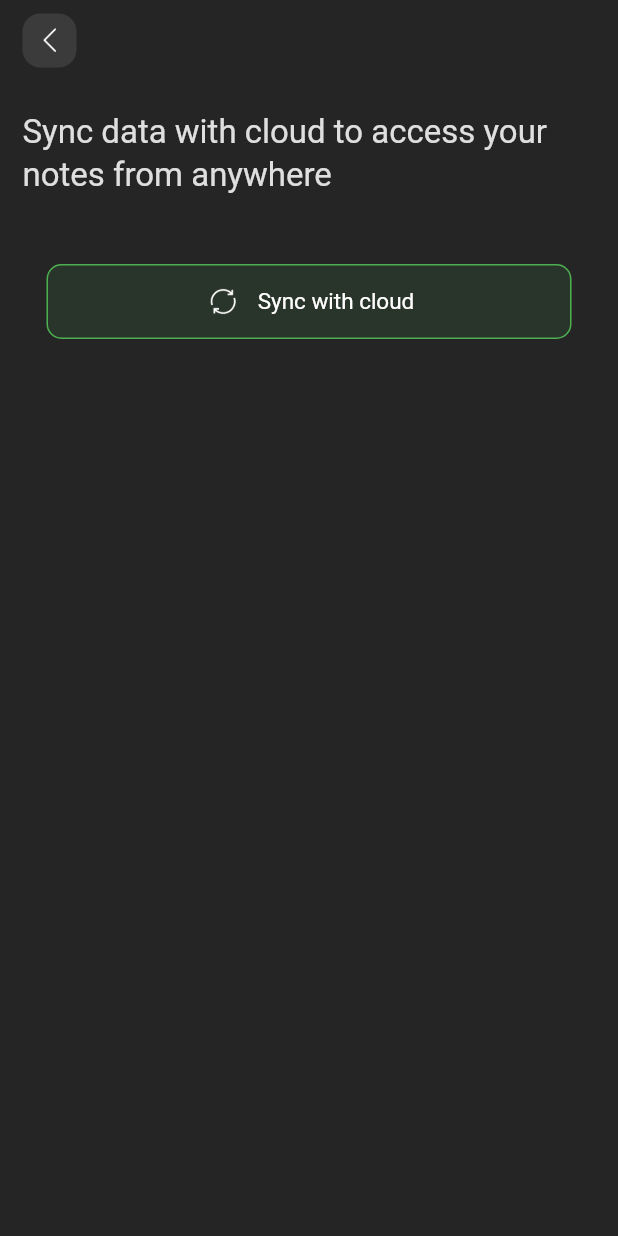
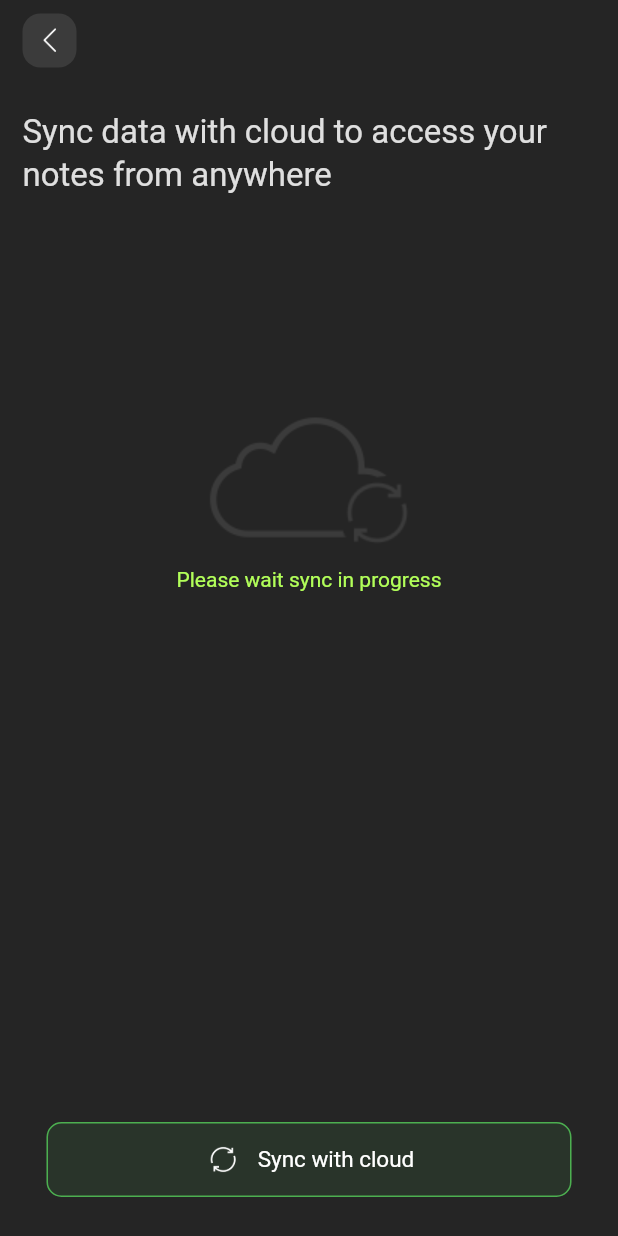
Before and after one commit to gagantripathi22/flutter-note-app, a Flutter app: the SyncScreen screen opened directly, after a tap on "Sync with cloud", on a phone screen of 412 x 824 dp. Run offline on Flutter 3.47's test engine with Material 2 defaults, Android fonts, the phone set to English and light mode, and no system bars; our stand-ins replace cloud_firestore, firebase_auth, firebase_core, google_sign_in, shared_preferences, sqflite; accounts and stored records are empty; statements that could not run were skipped.

Commit message:
First Sync Procedure

```diff
--- a/lib/main.dart
+++ b/lib/main.dart
@@ -13,6 +13,7 @@ void main() async {
   WidgetsFlutterBinding.ensureInitialized();
 //  MemoDbProvider memoDb = MemoDbProvider();
   final prefs = await SharedPreferences.getInstance();
+  prefs.setBool('isSyncInProgress', false);
   if(prefs.getBool('isLoggedIn') == null)
     prefs.setBool('isLoggedIn', false);
   // prefs.setBool('isLoggedIn', false);
--- a/lib/models/database_helper.dart
+++ b/lib/models/database_helper.dart
@@ -91,7 +91,7 @@ class MemoDbProvider {
 //
 //     return result.toList();
     final db = await init();
-    var result = await db.rawQuery('SELECT * FROM Memos ORDER BY id DESC');
+    var result = await db.rawQuery('SELECT * FROM Memos ORDER BY date DESC');
     return result.toList();
   }
 
--- a/lib/screens/sync/sync.dart
+++ b/lib/screens/sync/sync.dart
@@ -1,18 +1,9 @@
 import 'package:flutter/cupertino.dart';
 import 'package:flutter/material.dart';
-import 'package:cloud_firestore/cloud_firestore.dart';
-import 'package:animations/animations.dart';
-import 'package:note_app/screens/note/note.dart';
-import 'package:note_app/screens/newnote/newnote.dart';
-import 'package:sqflite/sqflite.dart';
-import 'package:path/path.dart';
 import 'package:note_app/models/database_helper.dart';
-import 'package:note_app/models/customer_model.dart';
-import 'package:note_app/services/note_list.dart';
 import 'package:shared_preferences/shared_preferences.dart';
-import 'package:note_app/screens/search/search.dart';
 import 'package:note_app/services/firestore_sync.dart';
-import 'package:firebase_auth/firebase_auth.dart';
+import 'dart:async';
 
 class SyncScreen extends StatefulWidget {
   @override
@@ -22,16 +13,63 @@ class SyncScreen extends StatefulWidget {
 }
 
 class SyncScreenState extends State<SyncScreen> {
-  readTimeStamp() async {
-    FirestoreSync test = new FirestoreSync();
-    test.storingInFirestore();
-    // List tlist = await test.getLocalDatabase();
-    // print(tlist.length);
+  int countOfNotes = 0;
+  int syncProgressCount = 40;
+  FirestoreSync sService = new FirestoreSync();
+
+  void InitState() async {
+    int tempCount = await sService.getTotalLengthOfNotes();
+    setState(() {
+      countOfNotes = tempCount;
+    });
   }
+
+  Timer timer;
+
+  @override
+  void initState() {
+    super.initState();
+    timer = Timer.periodic(Duration(seconds: 5), (Timer t) => getProgressCount());
+  }
+
+  @override
+  void dispose() {
+    timer?.cancel();
+    super.dispose();
+  }
+
+  bool isSyncProgress = false;
+  getProgressCount() async {
+    final prefs = await SharedPreferences.getInstance();
+    bool tempStatus = prefs.getBool('isSyncInProgress');
+
+    print(isSyncProgress);
+    if(tempStatus) {
+      setState(() {
+        isSyncProgress = tempStatus;
+      });
+    }
+  }
+
+  runOnPop() async {
+    final prefs = await SharedPreferences.getInstance();
+    prefs.setBool('isSyncInProgress', false);
+  }
+
+  bool syncTriggered = false;
+
+  showPleaseWait() {
+    setState(() {
+      syncTriggered = true;
+      isSyncProgress = false;
+    });
+  }
+
   @override
   Widget build(BuildContext context) {
+    InitState();
     MemoDbProvider memoDb = MemoDbProvider();
-
+    FirestoreSync syncService = new FirestoreSync();
     return Scaffold(
       backgroundColor: Color(0xff252525),
       body: Container(
@@ -46,16 +84,13 @@ class SyncScreenState extends State<SyncScreen> {
               height: MediaQuery.of(context).padding.top + 52,
               // color: Colors.white,
               child: Stack(
-//                crossAxisAlignment: CrossAxisAlignment.start,
                 children: <Widget>[
                   Positioned(
                       bottom: 7,
-//                    margin: const EdgeInsets.only(bottom: 0),
                       child: GestureDetector(
                         child: Container(
                           decoration: new BoxDecoration(
                             color: Color(0xff3b3b3b),
-//                            color: Color(0xffe8e8e8),
                             borderRadius: BorderRadius.circular(12),
                           ),
                           child: Material(
@@ -63,6 +98,8 @@ class SyncScreenState extends State<SyncScreen> {
                               borderRadius: BorderRadius.circular(12),
                               onTap: () {
                                 Navigator.pop(context);
+                                runOnPop();
+                                // readTimeStamp();
                               },
                               child: Container(
                                 height: 36,
@@ -111,9 +148,46 @@ class SyncScreenState extends State<SyncScreen> {
                               ),
                             ),
                           ),
+                          Expanded(
+                            child: Center(
+                              child: IntrinsicHeight(
+                                child: Column(
+                                  children: [
+                                    Image(
+                                      image: AssetImage('assets/images/icon-cloud_sync.png'),
+                                      color: Colors.white.withOpacity(.1),
+                                      // height: 18,
+                                      // width: 26,
+                                    ),
+                                    syncTriggered == true ?
+                                      Container(
+                                        margin: EdgeInsets.only(top: 10),
+                                        child: Text(
+                                          isSyncProgress ? 'Sync completed' : 'Please wait sync in progress',
+                                          style: TextStyle(
+                                            color: Colors.lightGreenAccent,
+                                          ),
+                                        ),
+                                      )
+                                        :
+                                        Text(' ')
+                                    // Container(
+                                    //   margin: EdgeInsets.only(top: 15),
+                                    //   child: Text(
+                                    //     'Last sync on ',
+                                    //     style: TextStyle(
+                                    //       color: Colors.white,
+                                    //     ),
+                                    //   ),
+                                    // )
+                                  ],
+                                ),
+                              )
+                            )
+                          ),
                           Container(
                             alignment: Alignment.center,
-                            margin: const EdgeInsets.only(top: 30),
+                            margin: const EdgeInsets.only(top: 16),
                             padding: const EdgeInsets.all(16),
                             child: GestureDetector(
                               child: Container(
@@ -121,11 +195,18 @@ class SyncScreenState extends State<SyncScreen> {
                                   borderRadius: BorderRadius.circular(10),
                                   color: Colors.green.withOpacity(.105),
                                 ),
+                                child: GestureDetector(
+                                  onTap: ()  {
+                                    print('hello');
+                                    // readTimeStamp();
+                                  },
                                   child: Material(
                                     color: Colors.transparent,
                                     child: InkWell(
                                       onTap: () {
-                                      readTimeStamp();
+                                        FirestoreSync sc = new FirestoreSync();
+                                        sc.storingInFirestore();
+                                        showPleaseWait();
                                       },
                                       borderRadius: BorderRadius.circular(10),
                                       child: Container(
@@ -162,6 +243,7 @@ class SyncScreenState extends State<SyncScreen> {
                                     ),
                                   ),
                                 )
+                              )
                             ),
                           ),
                         ],
--- a/lib/services/firestore_sync.dart
+++ b/lib/services/firestore_sync.dart
@@ -8,35 +8,31 @@ import 'package:note_app/models/database_helper.dart';
 import 'package:note_app/models/customer_model.dart';
 
 class FirestoreSync {
+  int totalLengthOfNotes = 0;
+  int progressCounter = 0;
+  bool isSyncInProgress = false;
+  String currUserID;
 
-  int totalLengthOfNotes = 0;
-  String currUserID;
   getLocalDatabase() async {
+    print('getLocalDatabase');
     MemoDbProvider memoDb = new MemoDbProvider();
     return await memoDb.getAllNotes();
   }
-  CollectionReference deleteRef = FirebaseFirestore.instance.collection('data');
-  CollectionReference addRef = FirebaseFirestore.instance.collection('data');
-  storingInFirestore() async {
-    final FirebaseAuth auth = FirebaseAuth.instance;
-    final User CurrUser = auth.currentUser;
-    final String currUserId = CurrUser.uid;
 
+  getTotalLengthOfNotes() async {
+    MemoDbProvider memoDb = new MemoDbProvider();
+    List toList = await memoDb.getAllNotes();
+    return toList.length;
+  }
 
-    // try {
-    //   await deleteRef.doc(currUserId).collection('notes').snapshots().forEach((element) {
-    //     for (QueryDocumentSnapshot snapshot in element.docs) {
-    //       snapshot.reference.delete();
-    //     }
-    //   })
-    //       .then((value) {
-    //
-    //   });
-    // } on Exception catch (_) {
-    //   print('never reached');
-    // }
+  setSyncProgressStatus() async {
+    final prefs = await SharedPreferences.getInstance();
+    prefs.setBool('isSyncInProgress', true);
+  }
 
-
+  addingIntoDatabase(currUserId) async {
+    print('addingIntoDatabase');
+    CollectionReference addRef = FirebaseFirestore.instance.collection('data');
     List localData = await getLocalDatabase();
     totalLengthOfNotes = localData.length;
     await localData.forEach((note) {
@@ -46,7 +42,38 @@ class FirestoreSync {
       )
       .then((value) {
         print('Note Added to firestore');
+        ++progressCounter;
+        isSyncInProgress = true;
+        if(progressCounter == totalLengthOfNotes) {
+          setSyncProgressStatus();
+        }
       });
+
     });
   }
+
+  storingInFirestore() async {
+    print('storignInFirestore');
+    final FirebaseAuth auth = FirebaseAuth.instance;
+    final User CurrUser = auth.currentUser;
+    final String currUserId = CurrUser.uid;
+
+    //Counting Notes
+    CollectionReference reff = FirebaseFirestore.instance.collection('data');
+    var countNotesServer = await reff.doc(currUserId).collection('notes').get().then((value) => value.size);
+
+    if(countNotesServer != 0) {
+      CollectionReference deleteRef = FirebaseFirestore.instance.collection('data');
+      deleteRef.doc(currUserId).collection('notes').get().then((snapshot) {
+        for (DocumentSnapshot ds in snapshot.docs) {
+          ds.reference.delete();
+        }
+      }).then((value) {
+        addingIntoDatabase(currUserId);
+      });
+    }
+    if(countNotesServer == 0) {
+      addingIntoDatabase(currUserId);
+    }
+  }
 }
--- a/lib/services/google_sign_in.dart
+++ b/lib/services/google_sign_in.dart
@@ -77,7 +77,6 @@ class GoogleSignInProvider extends ChangeNotifier {
     FirebaseAuth.instance.signOut();
     final prefs = await SharedPreferences.getInstance();
     prefs.setBool('isLoggedIn', false);
-
     MemoDbProvider memoDb = MemoDbProvider();
     memoDb.deleteDatabase();
   }
```
Also changed, not shown: lib/screens/fetchnote/fetchnote.dart (added, +183 -0 lines), lib/screens/home/home.dart (+11 -1 lines), lib/screens/login/login.dart (+12 -18 lines), assets/images/app-icon.png, assets/images/gif-sync.gif (added), assets/images/icon-cloud.png (added), assets/images/icon-cloud_sync.png (added), 16 other files. Lines whose indentation alone changed are shown as unchanged.
